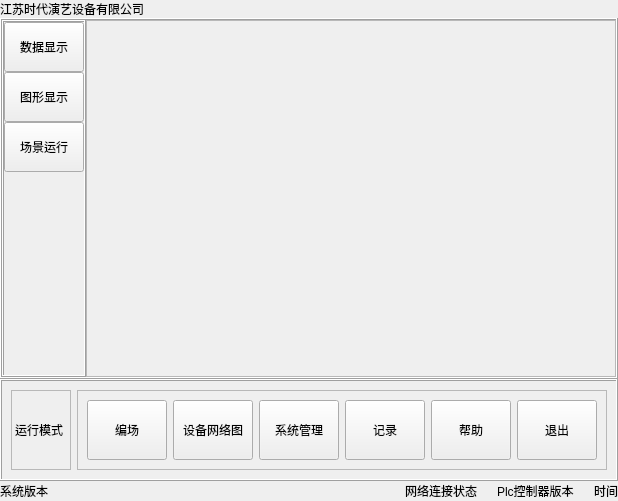
This is ui/mainwindow.ui in niuyuxin/monitorServer as Qt 5 draws it before an edit. The edited form follows.
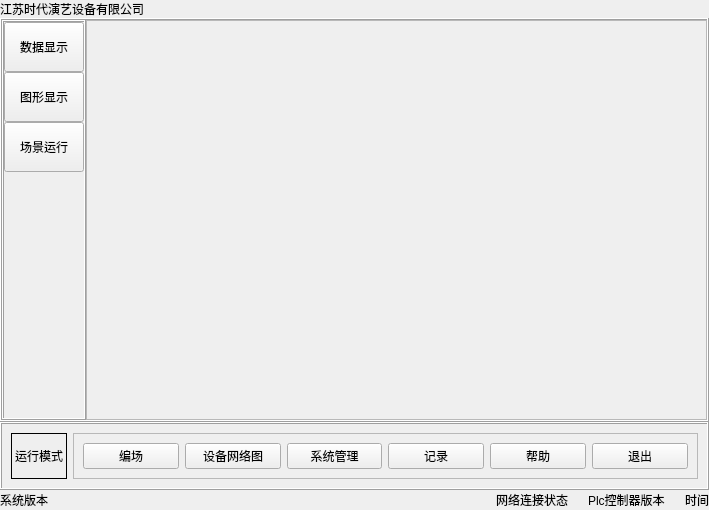
This is the edited form.

```diff
--- a/ui/mainwindow.ui
+++ b/ui/mainwindow.ui
@@ -6,8 +6,8 @@
    <rect>
     <x>0</x>
     <y>0</y>
-    <width>588</width>
-    <height>501</height>
+    <width>709</width>
+    <height>510</height>
    </rect>
   </property>
   <property name="windowTitle">
@@ -207,12 +207,12 @@
         </property>
         <property name="minimumSize">
          <size>
-          <width>60</width>
-          <height>80</height>
+          <width>0</width>
+          <height>0</height>
          </size>
         </property>
         <property name="frameShape">
-         <enum>QFrame::StyledPanel</enum>
+         <enum>QFrame::Box</enum>
         </property>
         <property name="text">
          <string>运行模式</string>
@@ -231,7 +231,7 @@
          <item>
           <widget class="QPushButton" name="arrangeFieldPushButton">
            <property name="sizePolicy">
-            <sizepolicy hsizetype="Minimum" vsizetype="Minimum">
+            <sizepolicy hsizetype="Minimum" vsizetype="Preferred">
              <horstretch>0</horstretch>
              <verstretch>0</verstretch>
             </sizepolicy>
```
Left out of the diff: 2 changed lines with no effect on the pictures.
